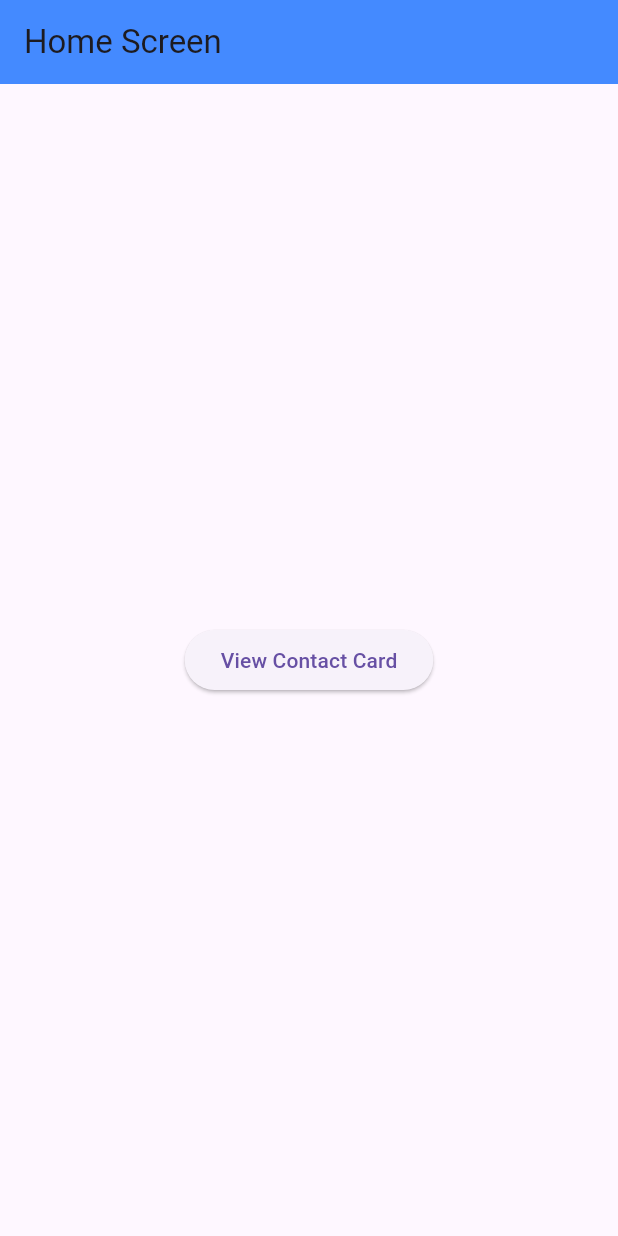
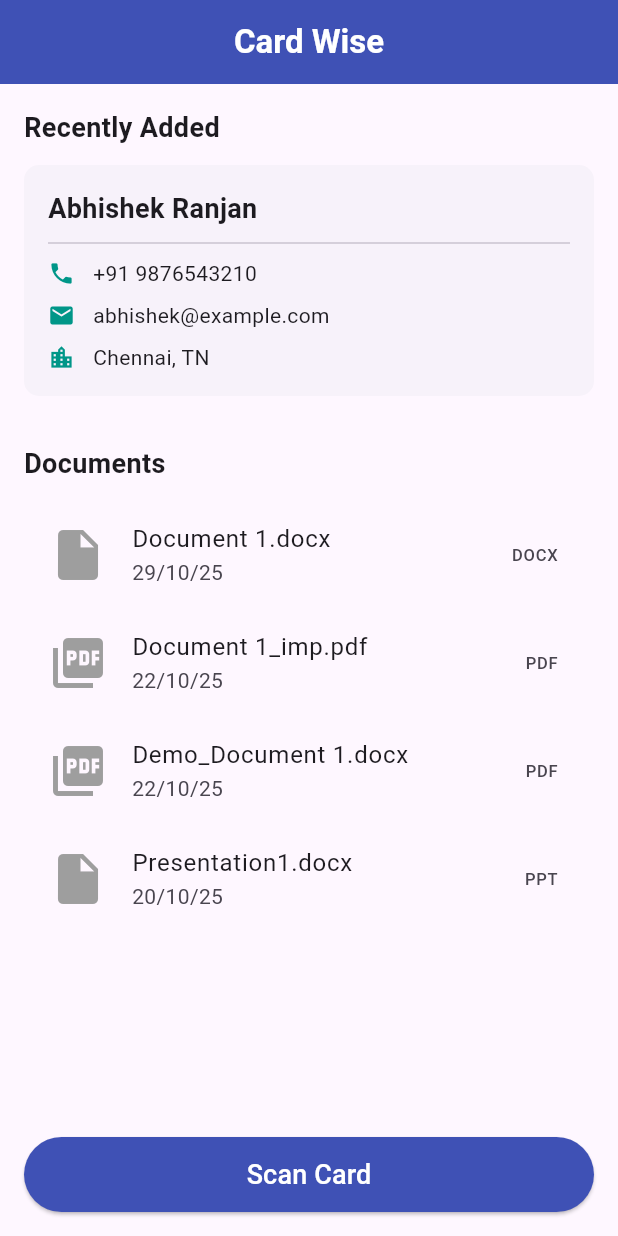
Before and after one commit to Abhi17Rj/OpenHack-2.0, a Flutter app: the screen it shows after launch, on a phone screen of 412 x 824 dp. Run offline on Flutter 3.47's test engine with Material 3 defaults, Android fonts, the phone set to English and light mode, and no system bars.

Commit message:
Home page added
Home Page Added

```diff
--- a/UI/smart_card/lib/contact.dart
+++ b/UI/smart_card/lib/contact.dart
@@ -1,15 +1,15 @@
-// lib/contact.dart (Modified for half height)
+// lib/contact.dart (Final Corrected Version)
 
 import 'package:flutter/material.dart';
 
-// Data model class (remains the same)
+// Data model class
 class ContactDetails {
   final String name;
   final String phone;
   final String email;
   final String city;
 
-  ContactDetails({
+  const ContactDetails({
     required this.name,
     required this.phone,
     required this.email,
@@ -17,56 +17,44 @@ class ContactDetails {
   });
 }
 
-// The ContactPage screen widget
-class ContactPage extends StatelessWidget {
+// The ContactCard widget
+class ContactCard extends StatelessWidget {
   final ContactDetails contact;
 
-  const ContactPage({Key? key, required this.contact}) : super(key: key);
+  const ContactCard({Key? key, required this.contact}) : super(key: key);
 
   @override
   Widget build(BuildContext context) {
-    return Scaffold(
-      appBar: AppBar(
-        title: const Text("Contact Details"),
-        backgroundColor: Colors.teal,
-      ),
-      body: Center(
-        // The modified Card widget
-        child: Card(
-          elevation: 5.0,
-          margin: const EdgeInsets.all(16.0),
+    return Card(
+      elevation: 0.0,
+      margin: EdgeInsets.zero,
       shape: RoundedRectangleBorder(
         borderRadius: BorderRadius.circular(10.0),
       ),
       child: Padding(
         padding: const EdgeInsets.all(16.0),
-            // We use a Column with custom Rows instead of ListTiles to save space
         child: Column(
-              mainAxisSize: MainAxisSize.min, // Makes the card height minimal
+          mainAxisSize: MainAxisSize.min,
           crossAxisAlignment: CrossAxisAlignment.start,
+          // *** The children list must contain all the widgets: ***
           children: [
-                // --- Name (Now simple Text, not a ListTile) ---
             Text(
               contact.name,
               style: const TextStyle(
                   fontSize: 18.0,
                   fontWeight: FontWeight.bold),
             ),
-                const Divider(height: 20.0), // Smaller divider height
+            const Divider(height: 20.0),
 
-                // --- Phone (Compact Row) ---
+            // *** We must call the helper methods here to display the info: ***
             _buildCompactRow(Icons.phone, contact.phone),
-                const SizedBox(height: 8.0), // Small space between details
+            const SizedBox(height: 8.0),
 
-                // --- Email (Compact Row) ---
             _buildCompactRow(Icons.email, contact.email),
             const SizedBox(height: 8.0),
 
-                // --- Address (City) (Compact Row) ---
             _buildCompactRow(Icons.location_city, contact.city),
           ],
-            ),
-          ),
         ),
       ),
     );
@@ -77,11 +65,11 @@ class ContactPage extends StatelessWidget {
     return Row(
       children: [
         Icon(icon, color: Colors.teal, size: 18.0),
-        const SizedBox(width: 12.0), // Space between icon and text
-        Flexible( // Ensures text wraps if it's too long
+        const SizedBox(width: 12.0),
+        Flexible(
           child: Text(
             text,
-            style: const TextStyle(fontSize: 14.0), // Smaller font size
+            style: const TextStyle(fontSize: 14.0),
           ),
         ),
       ],
--- /dev/null
+++ b/UI/smart_card/lib/home.dart
@@ -0,0 +1,108 @@
+// lib/home.dart (Corrected)
+
+import 'package:flutter/material.dart';
+import 'contact.dart'; // Import the contact card widget and model
+
+class HomeScreen extends StatelessWidget {
+  const HomeScreen({super.key});
+
+  // Sample Data (Matching the image content)
+  // Now uses the const keyword for the ContactDetails instance
+  final sampleContact = const ContactDetails(
+    name: "Abhishek Ranjan",
+    phone: "+91 9876543210",
+    email: "abhishek@example.com",
+    city: "Chennai, TN",
+  );
+
+  @override
+  Widget build(BuildContext context) {
+    return Scaffold(
+      appBar: AppBar(
+        title: const Text("Card Wise", style: TextStyle(color: Colors.white, fontWeight: FontWeight.bold),),
+        centerTitle: true,
+        elevation: 0,
+        backgroundColor: Colors.indigo,
+      ),
+      body: Padding(
+        padding: const EdgeInsets.all(16.0),
+        child: Column(
+          crossAxisAlignment: CrossAxisAlignment.start,
+          // Removed the problematic trailing comma here
+          children: [
+            const Text(
+              "Recently Added",
+              style: TextStyle(fontSize: 18, fontWeight: FontWeight.bold),
+            ),
+            const SizedBox(height: 12),
+
+            ContactCard(contact: sampleContact),
+
+            const SizedBox(height: 32),
+            const Text(
+              "Documents",
+              style: TextStyle(fontSize: 18, fontWeight: FontWeight.bold),
+            ),
+            const SizedBox(height: 12),
+
+            _DocumentTile(
+                name: "Document 1.docx", date: "29/10/25", type: "DOCX"),
+            _DocumentTile(
+                name: "Document 1_imp.pdf", date: "22/10/25", type: "PDF"),
+            _DocumentTile(
+                name: "Demo_Document 1.docx", date: "22/10/25", type: "PDF"),
+            _DocumentTile(
+                name: "Presentation1.docx", date: "20/10/25", type: "PPT"),
+          ],
+        ),
+      ),
+
+      bottomNavigationBar: Padding(
+        padding: const EdgeInsets.all(16.0),
+        child: ElevatedButton(
+          style: ElevatedButton.styleFrom(
+            backgroundColor: Colors.indigo,
+            minimumSize: const Size(double.infinity, 50),
+          ),
+          onPressed: () {
+            ScaffoldMessenger.of(context).showSnackBar(
+               const SnackBar(content: Text('Scanning Card...')),
+            );
+          },
+          child: const Text("Scan Card", style: TextStyle(fontSize: 18, color: Colors.white)),
+        ),
+      ),
+    );
+  }
+}
+
+class _DocumentTile extends StatelessWidget {
+  final String name;
+  final String date;
+  final String type;
+
+  const _DocumentTile({required this.name, required this.date, required this.type});
+
+  IconData _getIcon() {
+    switch (type) {
+      case 'PDF':
+        return Icons.picture_as_pdf;
+      case 'DOCX':
+      case 'PPT':
+        return Icons.insert_drive_file;
+      default:
+        return Icons.file_copy;
+    }
+  }
+
+  @override
+  Widget build(BuildContext context) {
+    return ListTile(
+      leading: Icon(_getIcon(), color: Colors.grey, size: 40),
+      title: Text(name),
+      subtitle: Text(date),
+      trailing: Text(type),
+      onTap: () { /* Handle document tap */ },
+    );
+  }
+}
--- a/UI/smart_card/lib/main.dart
+++ b/UI/smart_card/lib/main.dart
@@ -1,8 +1,7 @@
 // lib/main.dart
 
 import 'package:flutter/material.dart';
-// Import the new contact.dart file
-import 'contact.dart';
+import 'home.dart'; // Import the new HomeScreen
 
 void main() {
   runApp(const MyApp());
@@ -14,49 +13,12 @@ class MyApp extends StatelessWidget {
   @override
   Widget build(BuildContext context) {
     return MaterialApp(
-      title: 'Navigation Demo',
+      title: 'Card Wise App',
       theme: ThemeData(
-        primarySwatch: Colors.blue,
+        primarySwatch: Colors.indigo,
+        visualDensity: VisualDensity.adaptivePlatformDensity,
       ),
-      home: const HomeScreen(), // Set HomeScreen as the initial page
+      home: const HomeScreen(), // Start with the HomeScreen
     );
   }
 }
-
-// The home screen with the navigation button
-class HomeScreen extends StatelessWidget {
-  const HomeScreen({super.key});
-
-  @override
-  Widget build(BuildContext context) {
-    // Sample data to pass to the Contact Page
-    final sampleContact = ContactDetails(
-      name: "Abhishek Ranjan",
-      phone: "+91 9876543210",
-      email: "abhishek@example.com",
-      city: "Chennai, TN",
-    );
-
-    return Scaffold(
-      appBar: AppBar(
-        title: const Text("Home Screen"),
-        backgroundColor: Colors.blueAccent,
-      ),
-      body: Center(
-        child: ElevatedButton( // Use an ElevatedButton for the button
-          onPressed: () {
-            // Navigate to the ContactPage when the button is pressed
-            Navigator.push(
-              context,
-              MaterialPageRoute(
-                // The builder function creates the destination widget
-                builder: (context) => ContactPage(contact: sampleContact),
-              ),
-            );
-          },
-          child: const Text("View Contact Card"),
-        ),
-      ),
-    );
-  }
-}
```
Lines whose indentation alone changed are shown as unchanged.
